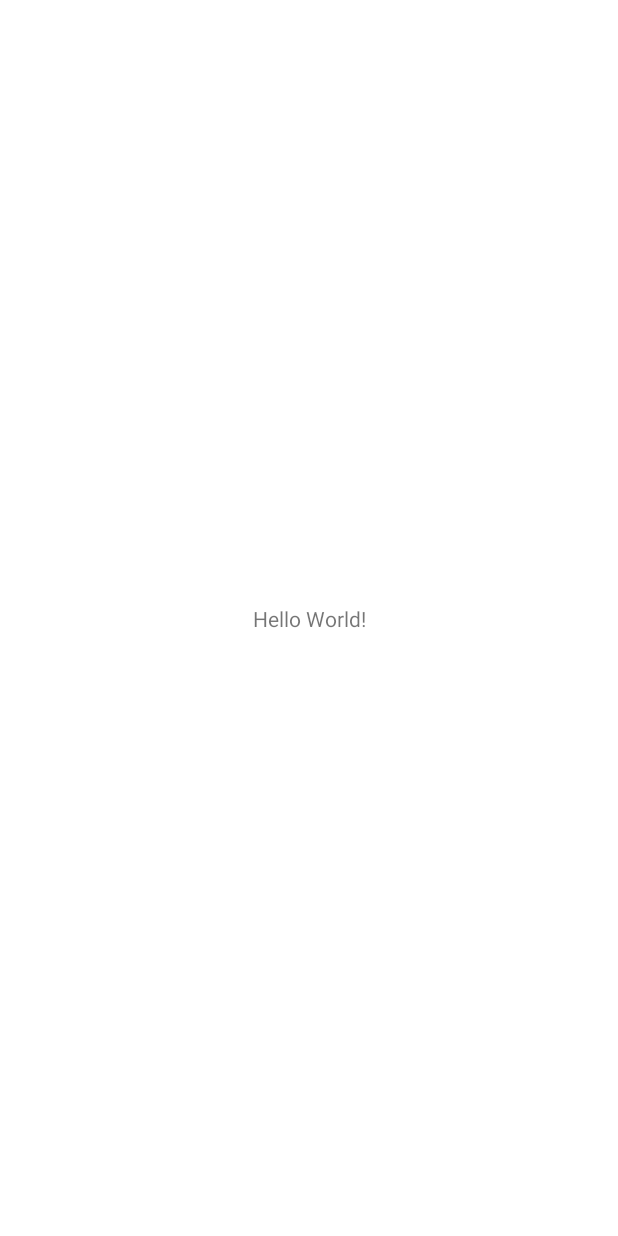
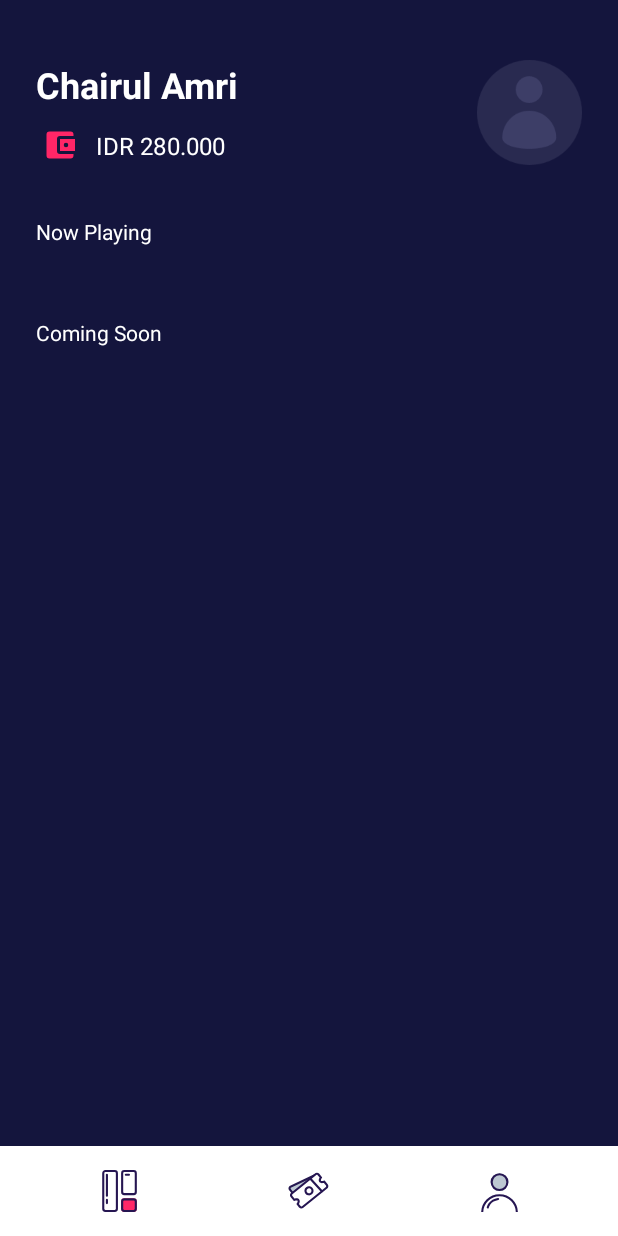
Before and after one commit to chairoel/MOV-Apps, an Android app: the MainActivity screen opened directly, with no data from a screen before it, on a phone screen of 412 x 824 dp. Before the commit the screen is almost empty. Run offline under Robolectric (Android 15) with nearby library versions, the phone set to English and light mode, and no system bars.

Commit message:
update main ui page

```diff
--- a/app/src/main/res/layout/activity_main.xml
+++ b/app/src/main/res/layout/activity_main.xml
@@ -4,15 +4,123 @@
     xmlns:tools="http://schemas.android.com/tools"
     android:layout_width="match_parent"
     android:layout_height="match_parent"
+    android:background="@color/bg_color"
     tools:context=".MainActivity">
 
     <TextView
+        android:id="@+id/tvNameAccount"
+        android:layout_width="0dp"
+        android:layout_height="wrap_content"
+        android:layout_marginStart="24dp"
+        android:layout_marginTop="40dp"
+        android:text="Chairul Amri"
+        android:textColor="@color/white"
+        android:textSize="24sp"
+        android:textStyle="bold"
+        app:layout_constraintEnd_toStartOf="@+id/ivProfile"
+        app:layout_constraintStart_toStartOf="parent"
+        app:layout_constraintTop_toTopOf="parent" />
+
+    <ImageButton
+        android:id="@+id/ibWallet"
+        android:layout_width="32dp"
+        android:layout_height="32dp"
+        android:layout_marginTop="8dp"
+        android:background="@android:color/transparent"
+        android:contentDescription="@string/desc"
+        android:foreground="?android:attr/selectableItemBackground"
+        app:layout_constraintStart_toStartOf="@+id/tvNameAccount"
+        app:layout_constraintTop_toBottomOf="@+id/tvNameAccount"
+        app:srcCompat="@drawable/ic_wallet_24" />
+
+    <TextView
+        android:id="@+id/tvAmount"
         android:layout_width="wrap_content"
         android:layout_height="wrap_content"
-        android:text="Hello World!"
+        android:layout_marginStart="8dp"
+        android:text="IDR 280.000"
+        android:textColor="@color/white"
+        android:textSize="16sp"
+        app:layout_constraintBottom_toBottomOf="@+id/ibWallet"
+        app:layout_constraintStart_toEndOf="@+id/ibWallet"
+        app:layout_constraintTop_toTopOf="@+id/ibWallet" />
+
+    <ImageView
+        android:id="@+id/ivProfile"
+        android:layout_width="70dp"
+        android:layout_height="70dp"
+        android:layout_marginEnd="24dp"
+        app:layout_constraintEnd_toEndOf="parent"
+        app:layout_constraintTop_toTopOf="@+id/tvNameAccount"
+        app:srcCompat="@drawable/user_pic" />
+
+    <TextView
+        android:id="@+id/tvNowPlayingItem"
+        android:layout_width="0dp"
+        android:layout_height="wrap_content"
+        android:layout_marginTop="32dp"
+        android:text="@string/now_playing"
+        android:textColor="@color/white"
+        app:layout_constraintEnd_toEndOf="@+id/ivProfile"
+        app:layout_constraintStart_toStartOf="@+id/tvNameAccount"
+        app:layout_constraintTop_toBottomOf="@+id/ibWallet" />
+
+    <androidx.recyclerview.widget.RecyclerView
+        android:id="@+id/rvNowPlayingItem"
+        android:layout_width="0dp"
+        android:layout_height="wrap_content"
+        android:layout_marginTop="16dp"
+        app:layout_constraintEnd_toEndOf="@+id/tvNowPlayingItem"
+        app:layout_constraintStart_toStartOf="@+id/tvNowPlayingItem"
+        app:layout_constraintTop_toBottomOf="@+id/tvNowPlayingItem" />
+
+    <TextView
+        android:id="@+id/tvComingSoonItem"
+        android:layout_width="0dp"
+        android:layout_height="wrap_content"
+        android:layout_marginTop="32dp"
+        android:text="@string/coming_soon"
+        android:textColor="@color/white"
+        app:layout_constraintEnd_toEndOf="@+id/ivProfile"
+        app:layout_constraintStart_toStartOf="@+id/tvNameAccount"
+        app:layout_constraintTop_toBottomOf="@+id/rvNowPlayingItem" />
+
+    <androidx.recyclerview.widget.RecyclerView
+        android:id="@+id/rvComingSoonItem"
+        android:layout_width="0dp"
+        android:layout_height="wrap_content"
+        android:layout_marginTop="16dp"
+        app:layout_constraintEnd_toEndOf="@+id/tvComingSoonItem"
+        app:layout_constraintStart_toStartOf="@+id/tvComingSoonItem"
+        app:layout_constraintTop_toBottomOf="@+id/tvComingSoonItem" />
+
+    <LinearLayout
+        android:layout_width="match_parent"
+        android:layout_height="60dp"
+        android:background="@color/white"
+        android:orientation="horizontal"
+        android:padding="16dp"
         app:layout_constraintBottom_toBottomOf="parent"
-        app:layout_constraintLeft_toLeftOf="parent"
-        app:layout_constraintRight_toRightOf="parent"
-        app:layout_constraintTop_toTopOf="parent" />
+        app:layout_constraintEnd_toEndOf="parent"
+        app:layout_constraintStart_toStartOf="parent">
 
+        <ImageView
+            android:layout_width="0dp"
+            android:layout_height="wrap_content"
+            android:layout_weight="1"
+            android:src="@drawable/ic_home_active" />
+
+        <ImageView
+            android:layout_width="0dp"
+            android:layout_height="wrap_content"
+            android:layout_weight="1"
+            android:src="@drawable/ic_tiket" />
+
+        <ImageView
+            android:layout_width="0dp"
+            android:layout_height="wrap_content"
+            android:layout_weight="1"
+            android:src="@drawable/ic_profile" />
+
+    </LinearLayout>
 </androidx.constraintlayout.widget.ConstraintLayout>
```
